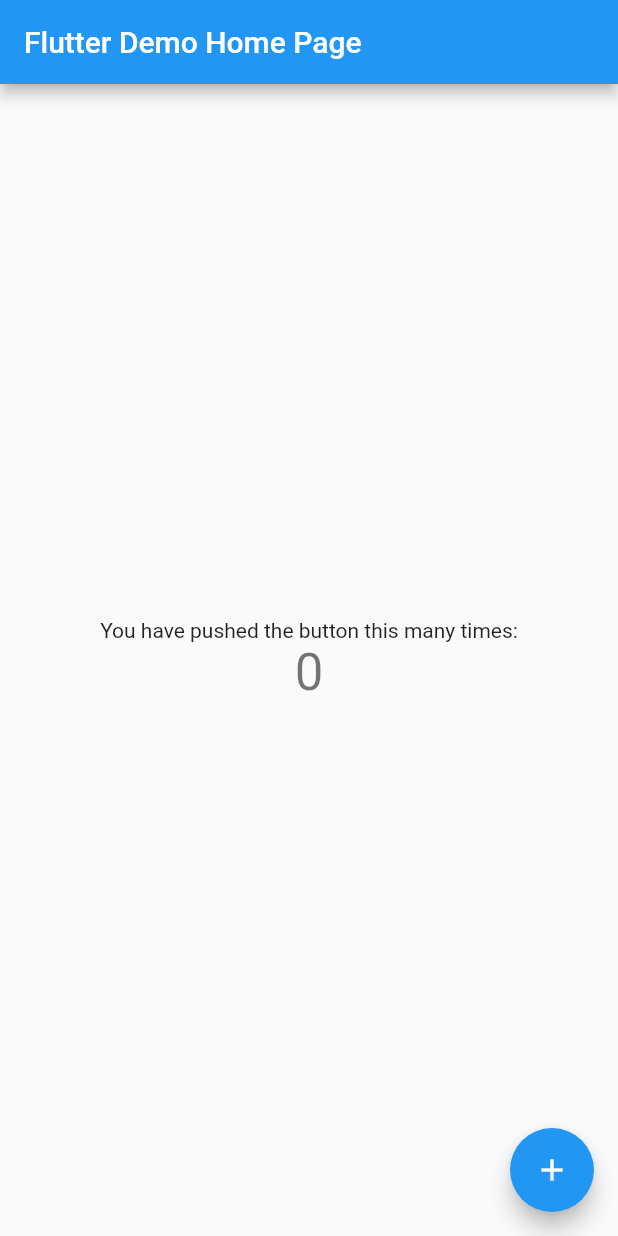
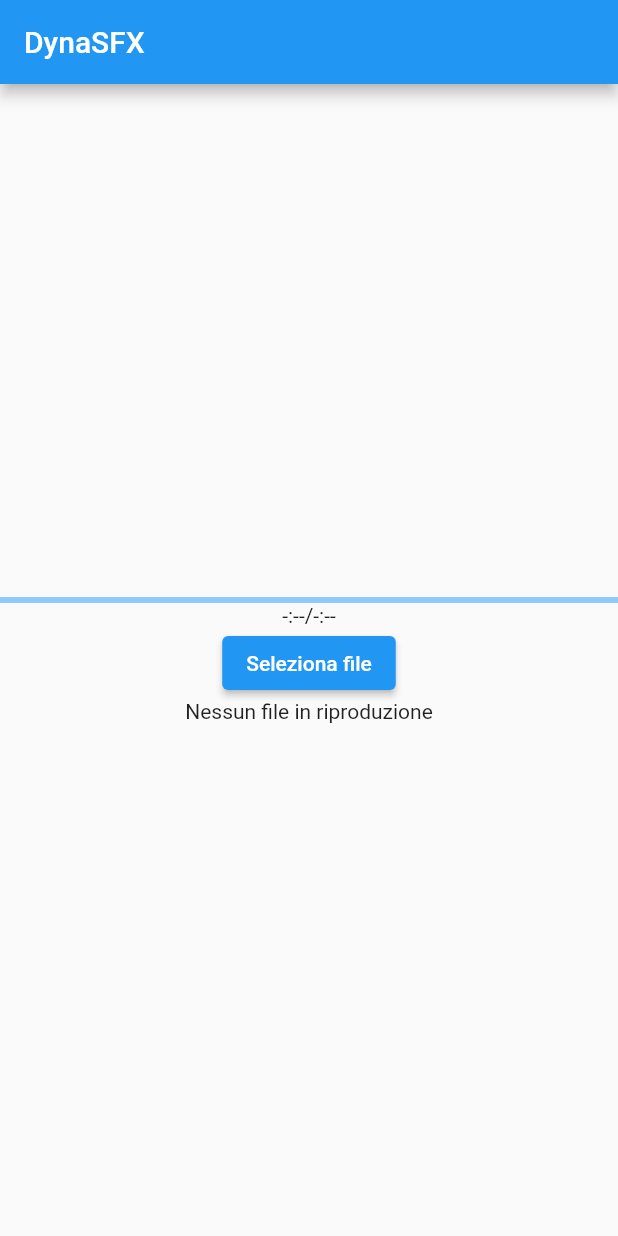
Before and after one commit to ProsD03/DynaSFX, a Flutter app: the screen it shows after launch, on a phone screen of 412 x 824 dp. Run offline on Flutter 3.47's test engine with Material 2 defaults, Android fonts, the phone set to English and light mode, and no system bars; our stand-ins replace audioplayers, file_picker.

Commit message:
Playback function added, working

```diff
--- a/lib/main.dart
+++ b/lib/main.dart
@@ -1,4 +1,5 @@
 import 'package:flutter/material.dart';
+import "player.dart";
 
 void main() {
   runApp(const MyApp());
@@ -11,105 +12,14 @@
   @override
   Widget build(BuildContext context) {
     return MaterialApp(
-      title: 'Flutter Demo',
+      title: 'DynaSFX',
       theme: ThemeData(
-        // This is the theme of your application.
-        //
-        // Try running your application with "flutter run". You'll see the
-        // application has a blue toolbar. Then, without quitting the app, try
-        // changing the primarySwatch below to Colors.green and then invoke
-        // "hot reload" (press "r" in the console where you ran "flutter run",
-        // or simply save your changes to "hot reload" in a Flutter IDE).
-        // Notice that the counter didn't reset back to zero; the application
-        // is not restarted.
         primarySwatch: Colors.blue,
       ),
-      home: const MyHomePage(title: 'Flutter Demo Home Page'),
+      home: Scaffold(
+        appBar: AppBar(title: Text("DynaSFX")),
+        body: Player(),
+      ),
     );
   }
 }
-
-class MyHomePage extends StatefulWidget {
-  const MyHomePage({Key? key, required this.title}) : super(key: key);
-
-  // This widget is the home page of your application. It is stateful, meaning
-  // that it has a State object (defined below) that contains fields that affect
-  // how it looks.
-
-  // This class is the configuration for the state. It holds the values (in this
-  // case the title) provided by the parent (in this case the App widget) and
-  // used by the build method of the State. Fields in a Widget subclass are
-  // always marked "final".
-
-  final String title;
-
-  @override
-  State<MyHomePage> createState() => _MyHomePageState();
-}
-
-class _MyHomePageState extends State<MyHomePage> {
-  int _counter = 0;
-
-  void _incrementCounter() {
-    setState(() {
-      // This call to setState tells the Flutter framework that something has
-      // changed in this State, which causes it to rerun the build method below
-      // so that the display can reflect the updated values. If we changed
-      // _counter without calling setState(), then the build method would not be
-      // called again, and so nothing would appear to happen.
-      _counter++;
-    });
-  }
-
-  @override
-  Widget build(BuildContext context) {
-    // This method is rerun every time setState is called, for instance as done
-    // by the _incrementCounter method above.
-    //
-    // The Flutter framework has been optimized to make rerunning build methods
-    // fast, so that you can just rebuild anything that needs updating rather
-    // than having to individually change instances of widgets.
-    return Scaffold(
-      appBar: AppBar(
-        // Here we take the value from the MyHomePage object that was created by
-        // the App.build method, and use it to set our appbar title.
-        title: Text(widget.title),
-      ),
-      body: Center(
-        // Center is a layout widget. It takes a single child and positions it
-        // in the middle of the parent.
-        child: Column(
-          // Column is also a layout widget. It takes a list of children and
-          // arranges them vertically. By default, it sizes itself to fit its
-          // children horizontally, and tries to be as tall as its parent.
-          //
-          // Invoke "debug painting" (press "p" in the console, choose the
-          // "Toggle Debug Paint" action from the Flutter Inspector in Android
-          // Studio, or the "Toggle Debug Paint" command in Visual Studio Code)
-          // to see the wireframe for each widget.
-          //
-          // Column has various properties to control how it sizes itself and
-          // how it positions its children. Here we use mainAxisAlignment to
-          // center the children vertically; the main axis here is the vertical
-          // axis because Columns are vertical (the cross axis would be
-          // horizontal).
-          mainAxisAlignment: MainAxisAlignment.center,
-          children: <Widget>[
-            const Text(
-              'You have pushed the button this many times:',
-            ),
-            Text(
-              '$_counter',
-              style: Theme.of(context).textTheme.headline4,
-            ),
-          ],
-        ),
-      ),
-      floatingActionButton: FloatingActionButton(
-        onPressed: _incrementCounter,
-        tooltip: 'Increment',
-        child: const Icon(Icons.add),
-      ), // This trailing comma makes auto-formatting nicer for build methods.
-    );
-  }
-}
--- /dev/null
+++ b/lib/player.dart
@@ -0,0 +1,98 @@
+import 'package:audioplayers/audioplayers.dart';
+import 'package:flutter/material.dart';
+import 'package:file_picker/file_picker.dart';
+
+class Player extends StatefulWidget {
+  const Player({Key? key}) : super(key: key);
+  @override
+  State<Player> createState() => PlayerState();
+}
+
+class PlayerState extends State<Player> {
+  double? screenWidth;
+  double? screenHeight;
+  final player = AudioPlayer();
+  String status = "Nessun file in riproduzione";
+  double time = 0;
+  String currentTime = "-:--";
+  String maxTime = "-:--";
+  int maxSecs = 0;
+
+  @override
+  void initState() {
+    player.onPlayerComplete.listen((event) {
+      setState(() {
+        status = "Nessun file in riproduzione";
+        time = 0;
+        currentTime = "0:00";
+        maxTime = "-:--";
+      });
+    });
+
+    player.onDurationChanged.listen((Duration d) {
+      int sec = d.inSeconds;
+      maxSecs = sec;
+      String mins = (sec / 60).floor().toString();
+      String secs = (sec % 60).toString();
+      if (secs.length == 1) {
+        secs = "0" + secs;
+      }
+      setState(() {
+        maxTime = mins + ":" + secs;
+      });
+    });
+
+    player.onPositionChanged.listen((Duration d) {
+      int sec = d.inSeconds;
+      //Qua ci va la gestione dei loop
+      String mins = (sec / 60).floor().toString();
+      String secs = (sec % 60).toString();
+      if (secs.length == 1) {
+        secs = "0" + secs;
+      }
+      setState(() {
+        currentTime = mins + ":" + secs;
+        time = sec / maxSecs;
+      });
+    });
+
+    super.initState();
+  }
+
+  @override
+  Widget build(BuildContext context) {
+    screenWidth = MediaQuery.of(context).size.width;
+    screenHeight = MediaQuery.of(context).size.height;
+    //Graficamente da rivedere
+    return Container(
+      width: screenWidth,
+      height: screenHeight,
+      child: Center(
+          child: Column(
+        children: [
+          Spacer(),
+          LinearProgressIndicator(
+            value: time,
+          ),
+          Text(currentTime + "/" + maxTime),
+          ElevatedButton(
+              onPressed: () => loadFileAndStartPlayer(),
+              child: const Text("Seleziona file")),
+          Text(status),
+          Spacer()
+        ],
+      )),
+    );
+  }
+
+  Future<void> loadFileAndStartPlayer() async {
+    FilePickerResult? result = await FilePicker.platform.pickFiles();
+    if (result != null) {
+      String file = result.files.single.path.toString();
+      player.play(UrlSource(file));
+      setState(() {
+        status = "Riproduzione in corso di " + file;
+      });
+    }
+  }
+}
--- a/pubspec.yaml
+++ b/pubspec.yaml
@@ -34,6 +34,9 @@
   # The following adds the Cupertino Icons font to your application.
   # Use with the CupertinoIcons class for iOS style icons.
   cupertino_icons: ^1.0.2
+  audioplayers: ^1.0.1
+  filesystem_picker: ^3.0.0
+  file_picker: ^5.0.0
 
 dev_dependencies:
   flutter_test:
```
Also changed, not shown: pubspec.lock, 5 other files.
